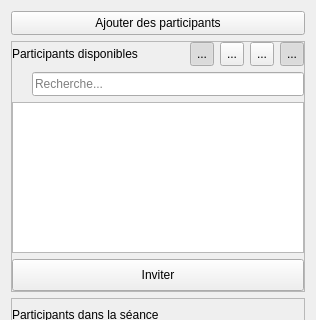
Old version of the form client/src/SessionInviteWidget.ui in the repository introlab/openteraplus; both pictures show x 0 to 316 and y 0 to 320 of the 316 by 529 pixel window.
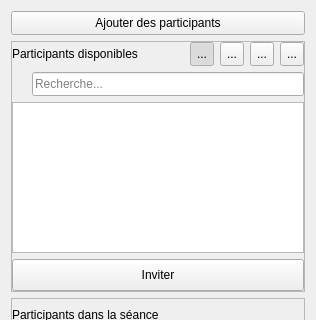
New version of the form. Icons and pictures are not drawn.

Patch:
```diff
--- a/client/src/SessionInviteWidget.ui
+++ b/client/src/SessionInviteWidget.ui
@@ -216,7 +216,7 @@
            <bool>true</bool>
           </property>
           <property name="checked">
-           <bool>true</bool>
+           <bool>false</bool>
           </property>
           <property name="popupMode">
            <enum>QToolButton::InstantPopup</enum>
```
Left out of the diff: 9 changed lines with no effect on the pictures.
